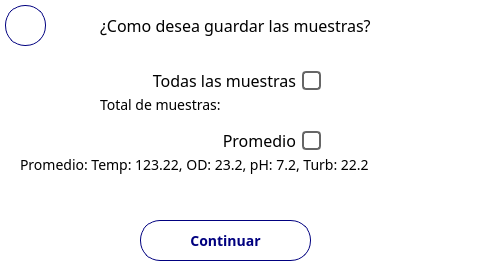
Giocerz/water_quality_rpi, file src/views/SaveSelect.ui: the form before one commit.
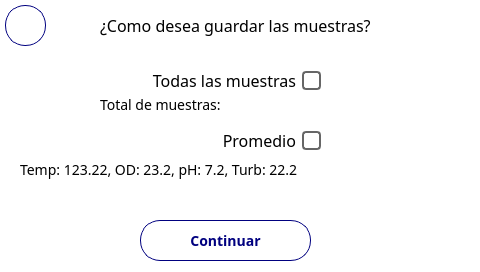
The form after the commit.

Patch:
```diff
--- a/src/views/SaveSelect.ui
+++ b/src/views/SaveSelect.ui
@@ -191,14 +191,14 @@
       <x>20</x>
       <y>150</y>
       <width>451</width>
-      <height>31</height>
+      <height>41</height>
      </rect>
     </property>
     <property name="styleSheet">
      <string notr="true">font-size: 14px;</string>
     </property>
     <property name="text">
-     <string>&lt;html&gt;&lt;head/&gt;&lt;body&gt;&lt;p&gt;Promedio: Temp: 123.22, OD: 23.2, pH: 7.2, Turb: 22.2&lt;/p&gt;&lt;/body&gt;&lt;/html&gt;</string>
+     <string>&lt;html&gt;&lt;head/&gt;&lt;body&gt;&lt;p&gt;Temp: 123.22, OD: 23.2, pH: 7.2, Turb: 22.2&lt;/p&gt;&lt;/body&gt;&lt;/html&gt;</string>
     </property>
    </widget>
   </widget>
```
